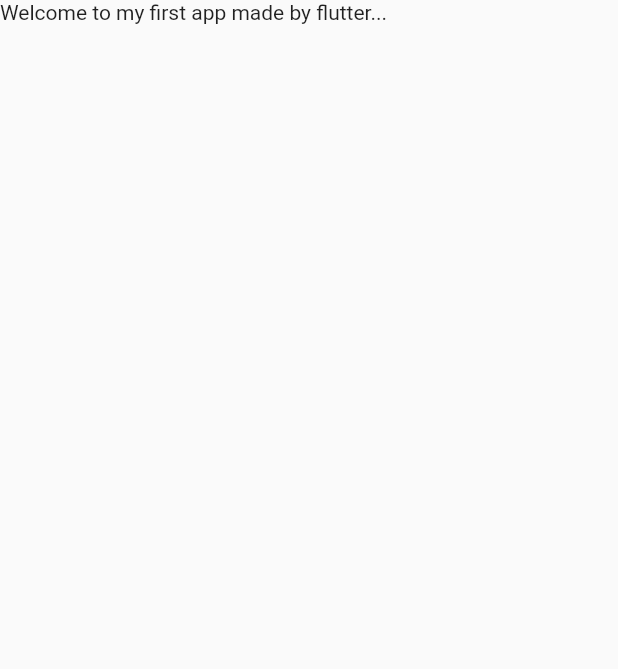
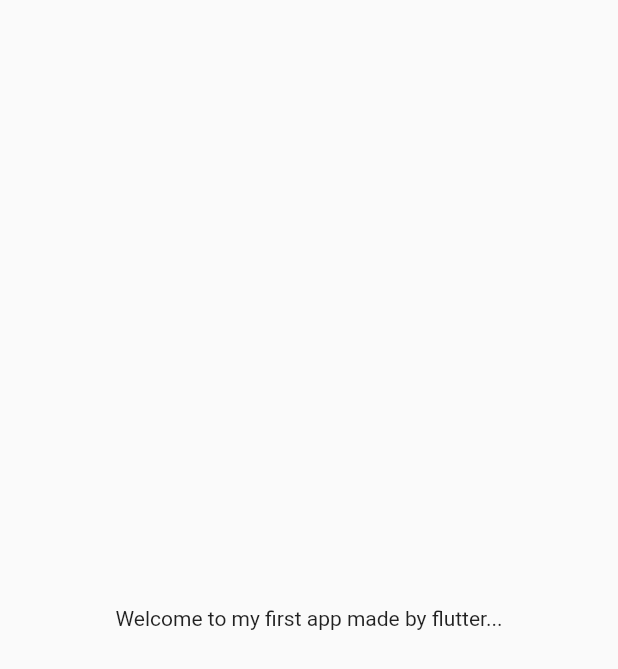
Before and after one commit to karunaket/Learning-Flutter, a Flutter app: the screen it shows after launch, on a phone screen of 412 x 824 dp. Shown: the top 669 px of the screen. Run offline on Flutter 3.47's test engine with Material 2 defaults, Android fonts, the phone set to English and light mode, and no system bars.

Commit message:
Modified 1st commit

```diff
--- a/lib/main.dart
+++ b/lib/main.dart
@@ -1,3 +1,5 @@
+// ignore_for_file: avoid_unnecessary_containers, prefer_const_constructors, use_key_in_widget_constructors
+
 import 'package:flutter/material.dart';
 
 void main() {
@@ -11,8 +13,12 @@ class MyApp extends StatelessWidget {
   Widget build(BuildContext context) {
     return MaterialApp(
       home: Material(
-          child: Text("Welcome to my first app made by flutter..."),
-      ),
+        child: Center(
+          child: Container(
+            child: Text("Welcome to my first app made by flutter..."),
+          )
+        )
+      )
     );
   }
 }
```
